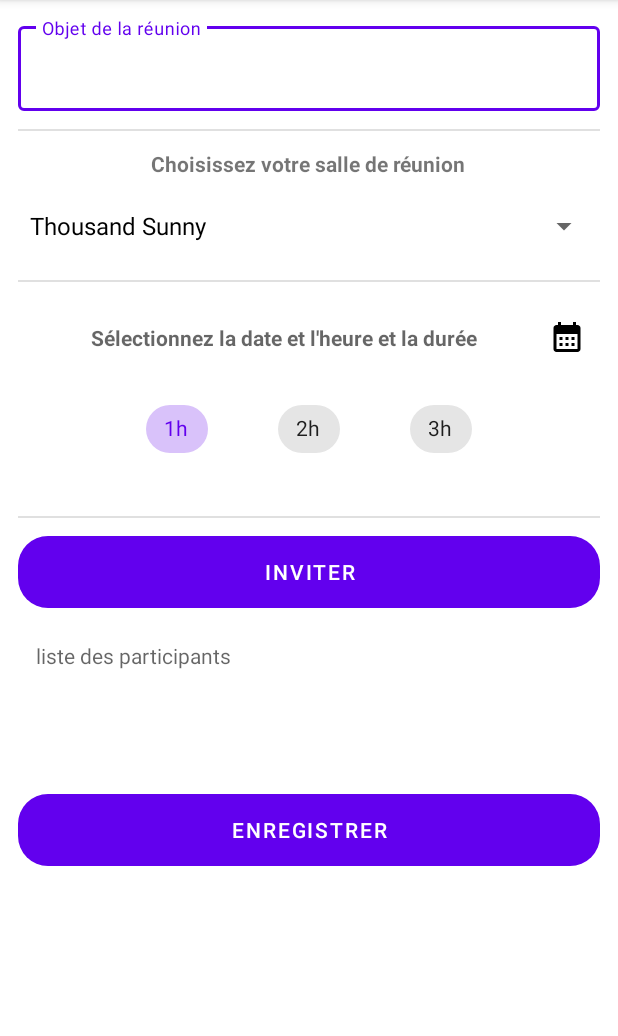
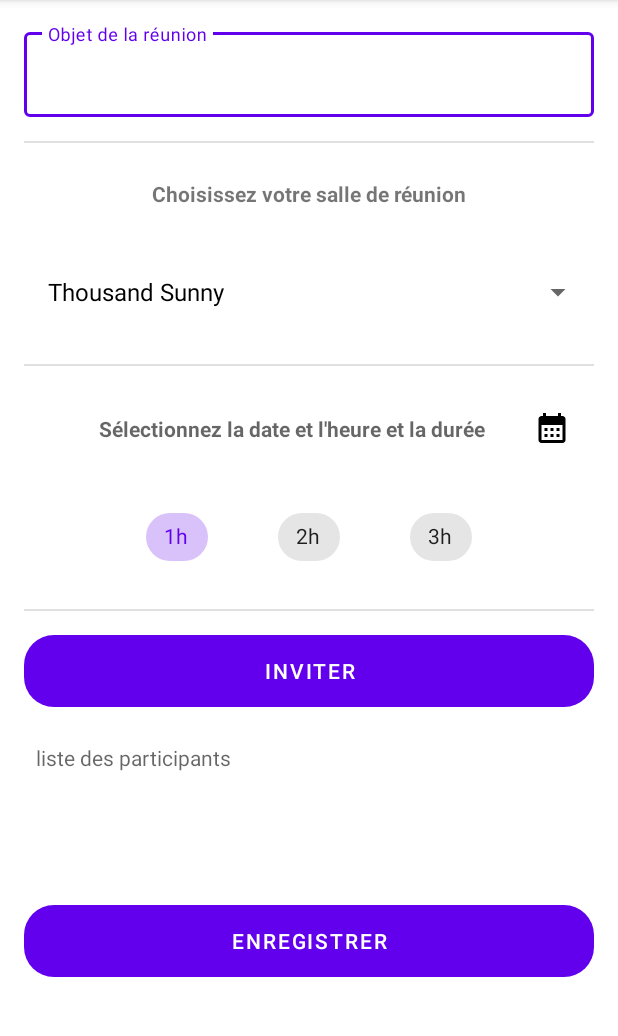
Before and after one commit to LaurentVrevin/Mareu, an Android app: the screen it shows after launch (AddMeetingActivity), after a tap on an icon or button, on a phone screen of 412 x 824 dp, the part 84-1120 px from its top. Run offline under Robolectric (Android 15) with nearby library versions, the phone set to English and light mode, and no system bars; our stand-ins replace EventBus.

Commit message:
@string file
Scrollview with constraint Layout

```diff
--- a/app/src/main/res/layout/activity_meeting_add.xml
+++ b/app/src/main/res/layout/activity_meeting_add.xml
@@ -6,20 +6,19 @@
     android:layout_height="match_parent"
     tools:context=".activities.AddMeetingActivity">
 
-    <LinearLayout
-        android:layout_width="wrap_content"
-        android:layout_height="match_parent"
-        android:layout_margin="12dp"
-        android:paddingBottom="20dp"
-        android:gravity="center"
-        android:orientation="vertical">
+
+    <androidx.constraintlayout.widget.ConstraintLayout
+        android:layout_width="match_parent"
+        android:layout_height="match_parent">
 
         <com.google.android.material.textfield.TextInputLayout
             android:id="@+id/txt_Meeting_Object"
             style="@style/Widget.MaterialComponents.TextInputLayout.OutlinedBox"
             android:layout_width="match_parent"
             android:layout_height="wrap_content"
-            android:hint="Objet de la réunion">
+            android:layout_margin="@dimen/margin_standard"
+            android:hint="@string/reunion_object"
+            app:layout_constraintTop_toTopOf="parent">
 
             <com.google.android.material.textfield.TextInputEditText
                 android:id="@+id/test_txt_object"
@@ -28,69 +27,88 @@
         </com.google.android.material.textfield.TextInputLayout>
 
         <com.google.android.material.divider.MaterialDivider
-            android:layout_width="400dp"
-            android:layout_height="match_parent"
-            android:layout_marginTop="12dp"
-            android:layout_marginBottom="12dp" />
+            android:id="@+id/divider1"
+            android:layout_width="match_parent"
+            android:layout_height="wrap_content"
+            android:layout_margin="@dimen/margin_standard"
+            android:padding="@dimen/padding_standard"
+            app:layout_constraintEnd_toEndOf="parent"
+            app:layout_constraintStart_toStartOf="parent"
+            app:layout_constraintTop_toBottomOf="@+id/txt_Meeting_Object" />
 
         <TextView
             android:id="@+id/tvRoomChoice"
-            android:layout_width="wrap_content"
+            android:layout_width="match_parent"
             android:layout_height="wrap_content"
-            android:layout_marginBottom="8dp"
-            android:text="Choisissez votre salle de réunion"
+            android:layout_margin="@dimen/margin_standard"
+            android:gravity="center"
+            android:padding="@dimen/padding_small"
+            android:text="@string/choose_room"
             android:textStyle="bold"
-            tools:ignore="MissingConstraints" />
+            app:layout_constraintEnd_toEndOf="parent"
+            app:layout_constraintStart_toStartOf="parent"
+            app:layout_constraintTop_toBottomOf="@+id/divider1" />
 
         <Spinner
             android:id="@+id/spinner_room_toselect"
             android:layout_width="match_parent"
             android:layout_height="wrap_content"
+            android:layout_margin="@dimen/margin_standard"
             android:gravity="center"
-            tools:ignore="MissingConstraints" />
+            android:padding="@dimen/padding_small"
+            app:layout_constraintEnd_toEndOf="parent"
+            app:layout_constraintStart_toStartOf="parent"
+            app:layout_constraintTop_toBottomOf="@+id/tvRoomChoice" />
 
         <com.google.android.material.divider.MaterialDivider
-            android:layout_width="wrap_content"
-            android:layout_height="match_parent"
-            android:layout_marginTop="12dp"
-            android:layout_marginBottom="12dp" />
+            android:id="@+id/divider2"
+            android:layout_width="match_parent"
+            android:layout_height="wrap_content"
+            android:layout_margin="@dimen/margin_standard"
+            android:padding="@dimen/padding_standard"
+            app:layout_constraintEnd_toEndOf="parent"
+            app:layout_constraintStart_toStartOf="parent"
+            app:layout_constraintTop_toBottomOf="@+id/spinner_room_toselect" />
 
         <TextView
             android:id="@+id/tv_date_time_toselect"
             android:layout_width="match_parent"
             android:layout_height="50dp"
+            android:layout_margin="@dimen/margin_standard"
             android:drawableEnd="@drawable/ic_baseline_calendar_month_24"
             android:gravity="center"
-            android:paddingEnd="10dp"
-            android:hint="Sélectionnez la date et l'heure et la durée"
-            android:textStyle="bold" />
-    <LinearLayout
-        android:layout_width="wrap_content"
-        android:layout_height="wrap_content"
-        android:layout_margin="12dp"
-        android:paddingBottom="10dp"
-        android:gravity="center"
-        android:orientation="horizontal">
+            android:hint="@string/select_date_time_duration"
+            android:padding="@dimen/padding_standard"
+            android:textStyle="bold"
+            app:layout_constraintEnd_toEndOf="parent"
+            app:layout_constraintStart_toStartOf="parent"
+            app:layout_constraintTop_toBottomOf="@+id/divider2" />
+
         <com.google.android.material.chip.ChipGroup
             android:id="@+id/chipgroup"
             android:layout_width="wrap_content"
             android:layout_height="wrap_content"
-            app:singleSelection="true"
+            android:layout_margin="@dimen/margin_standard"
+            android:gravity="center"
+            android:padding="@dimen/padding_small"
             app:checkedChip="@id/chip1"
-            >
+            app:layout_constraintEnd_toEndOf="parent"
+            app:layout_constraintStart_toStartOf="parent"
+            app:layout_constraintTop_toBottomOf="@id/tv_date_time_toselect"
+            app:singleSelection="true">
 
             <com.google.android.material.chip.Chip
                 android:id="@+id/chip1"
                 style="@style/Widget.MaterialComponents.Chip.Choice"
                 android:layout_width="wrap_content"
                 android:layout_height="wrap_content"
-            android:layout_marginStart="16dp"
-            android:layout_marginLeft="16dp"
-            android:layout_marginTop="8dp"
-            android:layout_marginEnd="16dp"
-            android:layout_marginRight="16dp"
+                android:layout_marginStart="@dimen/margin_standard"
+                android:layout_marginLeft="@dimen/margin_standard"
+                android:layout_marginTop="@dimen/margin_small"
+                android:layout_marginEnd="@dimen/margin_standard"
+                android:layout_marginRight="@dimen/margin_standard"
                 android:clickable="true"
-            android:text="1h"
+                android:text="@string/chip1"
                 android:theme="@style/Widget.MaterialComponents.Chip.Choice"
                 app:layout_constraintEnd_toEndOf="parent"
                 app:layout_constraintStart_toStartOf="parent"
@@ -102,64 +120,73 @@
                 style="@style/Widget.MaterialComponents.Chip.Choice"
                 android:layout_width="wrap_content"
                 android:layout_height="wrap_content"
-            android:layout_marginStart="16dp"
-            android:layout_marginLeft="16dp"
-            android:layout_marginTop="8dp"
-            android:layout_marginEnd="16dp"
-            android:layout_marginRight="16dp"
+                android:layout_marginStart="@dimen/margin_standard"
+                android:layout_marginLeft="@dimen/margin_standard"
+                android:layout_marginTop="@dimen/margin_small"
+                android:layout_marginEnd="@dimen/margin_standard"
+                android:layout_marginRight="@dimen/margin_standard"
                 android:clickable="true"
-            android:text="2h"
-            android:theme="@style/Widget.MaterialComponents.Chip.Choice"
-            />
+                android:text="@string/chip2"
+                android:theme="@style/Widget.MaterialComponents.Chip.Choice" />
 
             <com.google.android.material.chip.Chip
                 android:id="@+id/chip3"
                 style="@style/Widget.MaterialComponents.Chip.Choice"
                 android:layout_width="wrap_content"
                 android:layout_height="wrap_content"
-            android:layout_marginStart="16dp"
-            android:layout_marginLeft="16dp"
-            android:layout_marginTop="8dp"
-            android:layout_marginEnd="16dp"
-            android:layout_marginRight="16dp"
+                android:layout_marginStart="@dimen/margin_standard"
+                android:layout_marginLeft="@dimen/margin_standard"
+                android:layout_marginTop="@dimen/margin_small"
+                android:layout_marginEnd="@dimen/margin_standard"
+                android:layout_marginRight="@dimen/margin_standard"
                 android:clickable="true"
-            android:text="3h"
-            android:theme="@style/Widget.MaterialComponents.Chip.Choice"
-            />
+                android:text="@string/chip3"
+                android:theme="@style/Widget.MaterialComponents.Chip.Choice" />
         </com.google.android.material.chip.ChipGroup>
-    </LinearLayout>
 
         <com.google.android.material.divider.MaterialDivider
-            android:layout_width="wrap_content"
-            android:layout_height="match_parent"
-            android:layout_marginTop="12dp"
-            android:layout_marginBottom="12dp" />
+            android:id="@+id/divider3"
+            android:layout_width="match_parent"
+            android:layout_height="wrap_content"
+            android:layout_margin="@dimen/margin_standard"
+            android:padding="@dimen/padding_standard"
+            app:layout_constraintEnd_toEndOf="parent"
+            app:layout_constraintStart_toStartOf="parent"
+            app:layout_constraintTop_toBottomOf="@+id/chipgroup" />
 
         <Button
             android:id="@+id/button_invitation_employees"
             android:layout_width="match_parent"
             android:layout_height="wrap_content"
+            android:layout_margin="@dimen/margin_standard"
             android:background="@drawable/rounded_button"
-            android:text="Inviter" />
+            android:text="@string/button_invitation"
+            app:layout_constraintEnd_toEndOf="parent"
+            app:layout_constraintStart_toStartOf="parent"
+            app:layout_constraintTop_toBottomOf="@+id/divider3" />
 
         <TextView
             android:id="@+id/tv_list_invited"
             android:layout_width="match_parent"
             android:layout_height="100dp"
-            android:paddingTop="10dp"
-
-            android:layout_margin="12dp"
-            android:hint="liste des participants" />
+            android:layout_margin="@dimen/margin_standard"
+            android:hint="@string/guest_list"
+            android:padding="@dimen/padding_small"
+            app:layout_constraintEnd_toEndOf="parent"
+            app:layout_constraintStart_toStartOf="parent"
+            app:layout_constraintTop_toBottomOf="@+id/button_invitation_employees" />
 
         <Button
             android:id="@+id/button_save_meeting"
-            android:background="@drawable/rounded_button"
             android:layout_width="match_parent"
             android:layout_height="wrap_content"
-            android:text="enregistrer" />
-
-
-    </LinearLayout>
-
+            android:layout_margin="@dimen/margin_standard"
+            android:background="@drawable/rounded_button"
+            android:text="@string/button_save"
+            app:layout_constraintBottom_toBottomOf="parent"
+            app:layout_constraintEnd_toEndOf="parent"
+            app:layout_constraintStart_toStartOf="parent"
+            app:layout_constraintTop_toBottomOf="@+id/tv_list_invited" />
+    </androidx.constraintlayout.widget.ConstraintLayout>
 
 </ScrollView>
--- a/app/src/main/res/layout/fragment_employees_list_dialog.xml
+++ b/app/src/main/res/layout/fragment_employees_list_dialog.xml
@@ -1,47 +1,46 @@
 <?xml version="1.0" encoding="utf-8"?>
-<androidx.constraintlayout.widget.ConstraintLayout xmlns:android="http://schemas.android.com/apk/res/android"
+<ScrollView xmlns:android="http://schemas.android.com/apk/res/android"
     xmlns:app="http://schemas.android.com/apk/res-auto"
     xmlns:tools="http://schemas.android.com/tools"
     android:id="@+id/fragment_employee"
     android:layout_width="wrap_content"
-    android:layout_height="@dimen/fab_margin"
+    android:layout_height="wrap_content"
     android:layout_margin="5dp"
-    android:padding="1dp"
+    android:padding="1dp"   >
 
-    >
+    <androidx.constraintlayout.widget.ConstraintLayout
+        android:layout_width="wrap_content"
+        android:layout_height="wrap_content">
 
         <androidx.recyclerview.widget.RecyclerView
             android:id="@+id/recycler_view_employees"
             android:layout_width="250dp"
-        android:layout_height="300dp"
+            android:layout_height="wrap_content"
             app:layoutManager="androidx.recyclerview.widget.LinearLayoutManager"
-        app:layout_constraintBottom_toBottomOf="@+id/ok_button"
-        app:layout_constraintStart_toStartOf="parent"
-
+            app:layout_constraintTop_toTopOf="parent"
             tools:listitem="@layout/fragment_employees_item"
-        />
-
+            tools:ignore="MissingConstraints" />
         <Button
             android:id="@+id/ok_button"
             android:layout_width="wrap_content"
             android:layout_height="wrap_content"
-        android:text="Valider"
-        app:layout_constraintBottom_toBottomOf="@id/recycler_view_employees"
+            android:layout_marginLeft="20dp"
+            android:text="@string/button_frg_empl_list_OK"
             app:layout_constraintRight_toLeftOf="@id/cancel_button"
             app:layout_constraintStart_toStartOf="parent"
-        app:layout_constraintTop_toBottomOf="parent"
-        android:layout_marginLeft="20dp"/>
+            app:layout_constraintTop_toBottomOf="@id/recycler_view_employees" />
 
         <Button
             android:id="@+id/cancel_button"
             android:layout_width="wrap_content"
             android:layout_height="wrap_content"
-        android:text="Annuler"
+            android:text="@string/button_frg_empl_list_Cancel"
             app:layout_constraintBottom_toBottomOf="@id/recycler_view_employees"
             app:layout_constraintEnd_toEndOf="parent"
             app:layout_constraintLeft_toRightOf="@id/ok_button"
             app:layout_constraintTop_toBottomOf="parent"
             android:layout_marginRight="20dp"/>
+    </androidx.constraintlayout.widget.ConstraintLayout>
 
 
-</androidx.constraintlayout.widget.ConstraintLayout>
+</ScrollView>
--- a/app/src/main/res/layout/fragment_room_filter_dialog.xml
+++ b/app/src/main/res/layout/fragment_room_filter_dialog.xml
@@ -11,9 +11,8 @@
         android:layout_width="wrap_content"
         android:layout_height="wrap_content"
         android:gravity="center"
-        android:text="Filtrer par salle de réunion"
+        android:text="@string/filter_by_room"
         android:textStyle="bold"
-
         app:layout_constraintEnd_toEndOf="parent"
         app:layout_constraintStart_toStartOf="parent"
         app:layout_constraintTop_toTopOf="parent" />
@@ -30,7 +29,7 @@
         android:layout_width="wrap_content"
         android:layout_height="wrap_content"
         android:gravity="center"
-        android:text="OK"
+        android:text="@string/button_ok"
         app:layout_constraintEnd_toEndOf="parent"
         app:layout_constraintStart_toStartOf="parent"
         app:layout_constraintTop_toBottomOf="@+id/spinner_room_filter" />
--- a/app/src/main/res/layout/item_list_meeting.xml
+++ b/app/src/main/res/layout/item_list_meeting.xml
@@ -69,11 +69,14 @@
         android:id="@+id/item_list_meeting_roomname"
         android:layout_width="100dp"
         android:layout_height="20dp"
+        android:ellipsize="end"
+        android:maxLines="1"
         android:text="Nom de la salle"
+        android:textColor="@color/black"
         android:textSize="16dp"
-        android:ellipsize="end"
-        android:textColor="@color/black"
         android:textStyle="bold"
+        app:layout_constraintEnd_toStartOf="@+id/button_delete"
+        app:layout_constraintHorizontal_bias="0.0"
         app:layout_constraintStart_toEndOf="@+id/line2"
         app:layout_constraintTop_toTopOf="@+id/item_list_meeting_avatar" />
 
@@ -83,12 +86,16 @@
         android:layout_height="20dp"
         android:layout_marginStart="20dp"
         android:layout_marginTop="10dp"
+        android:paddingTop="2dp"
         android:ellipsize="end"
         android:maxLines="1"
         android:text="qui@lamzone.com?"
         app:layout_constraintBottom_toBottomOf="@+id/item_list_meeting_avatar"
+        app:layout_constraintEnd_toStartOf="@+id/button_delete"
+        app:layout_constraintHorizontal_bias="0.0"
         app:layout_constraintStart_toEndOf="@+id/item_list_meeting_avatar"
-        app:layout_constraintTop_toBottomOf="@+id/item_list_meeting_meetingname" />
+        app:layout_constraintTop_toBottomOf="@+id/item_list_meeting_meetingname"
+        app:layout_constraintVertical_bias="1.0" />
 
     <ImageButton
         android:id="@+id/button_delete"
--- a/app/src/main/res/menu/menu.xml
+++ b/app/src/main/res/menu/menu.xml
@@ -14,13 +14,13 @@
         <menu>
 
     <item android:id="@+id/filter_date"
-        android:title="Filtrer par date"
+        android:title="@string/menu_filter_by_date"
        app:showAsAction="never"/>
     <item android:id="@+id/filter_room"
-        android:title="Filtrer par salle"
+        android:title="@string/menu_filter_by_room"
         app:showAsAction="never"/>
     <item android:id="@+id/reset"
-        android:title="Reset"
+        android:title="@string/menu_filter_reset"
         app:showAsAction="never"/>
     </menu>
     </item>
--- /dev/null
+++ b/app/src/main/res/values/dimens.xml
@@ -0,0 +1,7 @@
+<resources>
+
+    <dimen name="margin_small">8dp</dimen>
+    <dimen name="margin_standard">16dp</dimen>
+    <dimen name="padding_small">8dp</dimen>
+    <dimen name="padding_standard">16dp</dimen>
+</resources>
--- a/app/src/main/res/values/strings.xml
+++ b/app/src/main/res/values/strings.xml
@@ -1,5 +1,28 @@
 <resources>
     <string name="app_name">Mareu</string>
-    <!-- TODO: Remove or change this placeholder text -->
+
+    <!-- ACTIVITY MEETING ADD XML -->
     <string name="hello_blank_fragment">Hello blank fragment</string>
+    <string name="reunion_object">Objet de la réunion</string>
+    <string name="choose_room">Choisissez votre salle de réunion</string>
+    <string name="select_date_time_duration">Sélectionnez la date et l\'heure et la durée</string>
+    <string name="guest_list">liste des participants</string>
+    <string name="button_invitation">INVITER</string>
+    <string name="button_save">ENREGISTRER</string>
+    <string name="chip1">1h</string>
+    <string name="chip2">2h</string>
+    <string name="chip3">3h</string>
+
+    <!--FRAGMENT ROOM FILTER -->
+    <string name="filter_by_room">Filtrer par salle de réunion</string>
+    <string name="button_ok">OK</string>
+
+    <!--MENU FILTER -->
+    <string name="menu_filter_by_room">Filtrer par salle de réunion</string>
+    <string name="menu_filter_by_date">Filtrer par date</string>
+    <string name="menu_filter_reset">Reset</string>
+
+    <!--DIALOG FRAGMENT EMPLOYEES LIST -->
+    <string name="button_frg_empl_list_OK">Valider</string>
+    <string name="button_frg_empl_list_Cancel">Annuler</string>
 </resources>
```
Also changed, not shown: 1 other file. Lines whose indentation alone changed are shown as unchanged.
